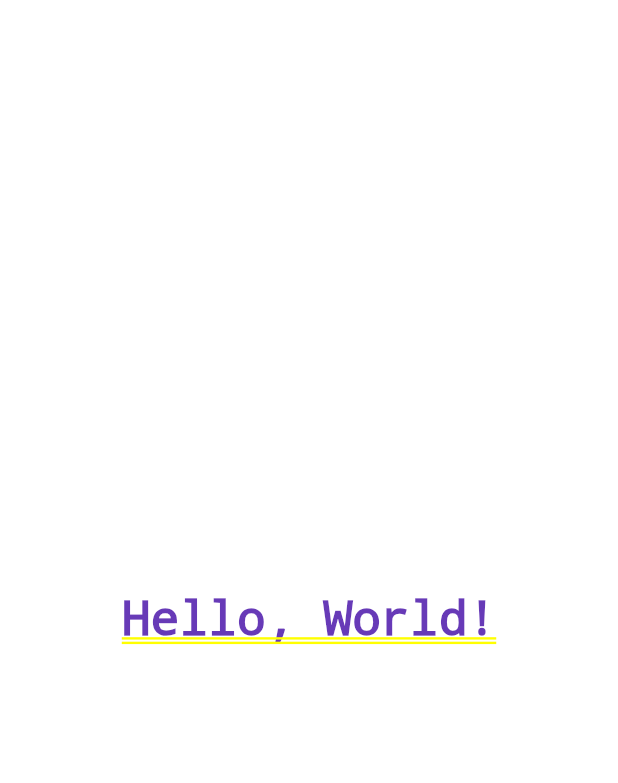
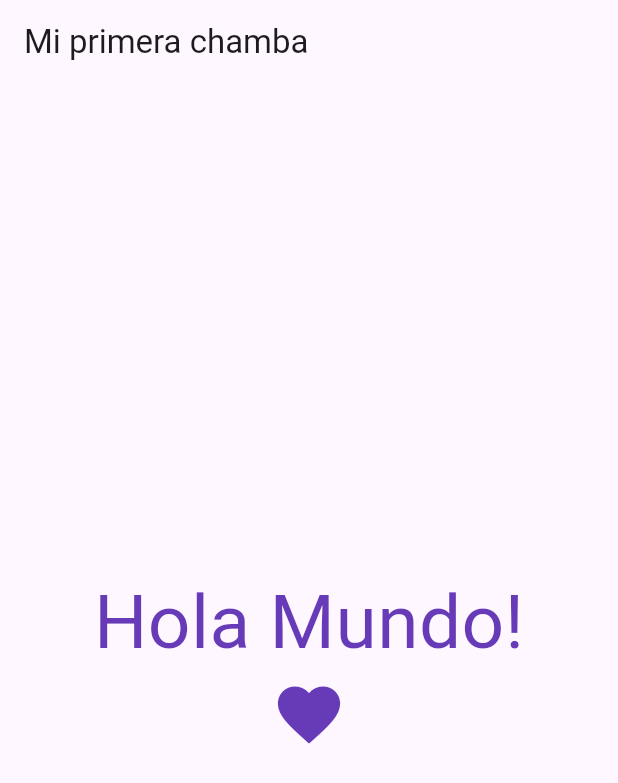
Before and after one commit to Progra-Movil-917/flutter_hello_world, a Flutter app: the screen it shows after launch, on a phone screen of 412 x 824 dp. Shown: the top 783 px of the screen. Run offline on Flutter 3.47's test engine with Material 3 defaults, Android fonts, the phone set to English and light mode, and no system bars.

Commit message:
personalizacion del hola mundo

```diff
--- /dev/null
+++ b/lib/home.dart
@@ -0,0 +1,30 @@
+import 'package:flutter/material.dart';
+
+class Home extends StatelessWidget {
+  final String title;
+  const Home({super.key, required this.title});
+  @override
+  Widget build(BuildContext context) {
+    return Scaffold(
+      appBar: AppBar(
+        title: Text(title),
+      ),
+      body: const Center(
+        child: Column(
+          mainAxisAlignment: MainAxisAlignment.center,
+          children: [
+            Text(
+              'Hola Mundo!',
+              textDirection: TextDirection.ltr,
+              style: TextStyle(
+                color: Colors.deepPurple,
+                fontSize: 50,
+              ),
+            ),
+            Icon(Icons.favorite, color: Colors.deepPurple, size: 50),
+          ],
+        ),
+      ),
+    );
+  }
+}
--- a/lib/main.dart
+++ b/lib/main.dart
@@ -1,123 +1,30 @@
 import 'package:flutter/material.dart';
+import 'package:flutter_hello_world/home.dart';
 
+//Arranca la aplicacion
 void main() => runApp(const MyApp());
 
 // DART herencia de la clase StatelessWidget / StatefulWidget
+
+//Creo mis Class... Herencia de clases (extends)
+
+//CONTEXTO DE LA APLICACION -> posicionarme en la aplicacion
+//  this.widget -> widget actual
 class MyApp extends StatelessWidget {
+  //Constructor
   const MyApp({super.key});
 
   // This widget is the root of your application.
   @override
   Widget build(BuildContext context) {
+    const title ='Mi primera chamba';
     return MaterialApp(
-      title: 'My First App',
-      debugShowCheckedModeBanner: false,
-      theme: ThemeData(
-        colorScheme: ColorScheme.fromSeed(seedColor: Colors.deepPurple),
-        useMaterial3: true,
-      ),
-      home: const
-      Center(
-        child: Text(
-          'Hello, World!',
-          textDirection: TextDirection.ltr,
-          style: TextStyle(
-            color: Colors.deepPurple,
-            fontSize: 32,
-          ),
+        title: title,
+        debugShowCheckedModeBanner: false,
+        theme: ThemeData(
+          colorScheme: ColorScheme.fromSeed(seedColor: Colors.deepPurple),
+          useMaterial3: true,
         ),
-      //MyHomePage(title: 'Flutter Demo Home Page'),
-      )
-    );
+        home: const Home(title: title));
   }
 }
-
-/*
-class MyHomePage extends StatefulWidget {
-  const MyHomePage({super.key, required this.title});
-
-  // This widget is the home page of your application. It is stateful, meaning
-  // that it has a State object (defined below) that contains fields that affect
-  // how it looks.
-
-  // This class is the configuration for the state. It holds the values (in this
-  // case the title) provided by the parent (in this case the App widget) and
-  // used by the build method of the State. Fields in a Widget subclass are
-  // always marked "final".
-
-  final String title;
-
-  @override
-  State<MyHomePage> createState() => _MyHomePageState();
-}
-
-class _MyHomePageState extends State<MyHomePage> {
-  int _counter = 0;
-
-  void _incrementCounter() {
-    setState(() {
-      // This call to setState tells the Flutter framework that something has
-      // changed in this State, which causes it to rerun the build method below
-      // so that the display can reflect the updated values. If we changed
-      // _counter without calling setState(), then the build method would not be
-      // called again, and so nothing would appear to happen.
-      _counter++;
-    });
-  }
-
-  @override
-  Widget build(BuildContext context) {
-    // This method is rerun every time setState is called, for instance as done
-    // by the _incrementCounter method above.
-    //
-    // The Flutter framework has been optimized to make rerunning build methods
-    // fast, so that you can just rebuild anything that needs updating rather
-    // than having to individually change instances of widgets.
-    return Scaffold(
-      appBar: AppBar(
-        // TRY THIS: Try changing the color here to a specific color (to
-        // Colors.amber, perhaps?) and trigger a hot reload to see the AppBar
-        // change color while the other colors stay the same.
-        backgroundColor: Theme.of(context).colorScheme.inversePrimary,
-        // Here we take the value from the MyHomePage object that was created by
-        // the App.build method, and use it to set our appbar title.
-        title: Text(widget.title),
-      ),
-      body: Center(
-        // Center is a layout widget. It takes a single child and positions it
-        // in the middle of the parent.
-        child: Column(
-          // Column is also a layout widget. It takes a list of children and
-          // arranges them vertically. By default, it sizes itself to fit its
-          // children horizontally, and tries to be as tall as its parent.
-          //
-          // Column has various properties to control how it sizes itself and
-          // how it positions its children. Here we use mainAxisAlignment to
-          // center the children vertically; the main axis here is the vertical
-          // axis because Columns are vertical (the cross axis would be
-          // horizontal).
-          //
-          // TRY THIS: Invoke "debug painting" (choose the "Toggle Debug Paint"
-          // action in the IDE, or press "p" in the console), to see the
-          // wireframe for each widget.
-          mainAxisAlignment: MainAxisAlignment.center,
-          children: <Widget>[
-            const Text(
-              'You have pushed the button this many times:',
-            ),
-            Text(
-              '$_counter',
-              style: Theme.of(context).textTheme.headlineMedium,
-            ),
-          ],
-        ),
-      ),
-      floatingActionButton: FloatingActionButton(
-        onPressed: _incrementCounter,
-        tooltip: 'Increment',
-        child: const Icon(Icons.add),
-      ), // This trailing comma makes auto-formatting nicer for build methods.
-    );
-  }
-}
-*/
```
